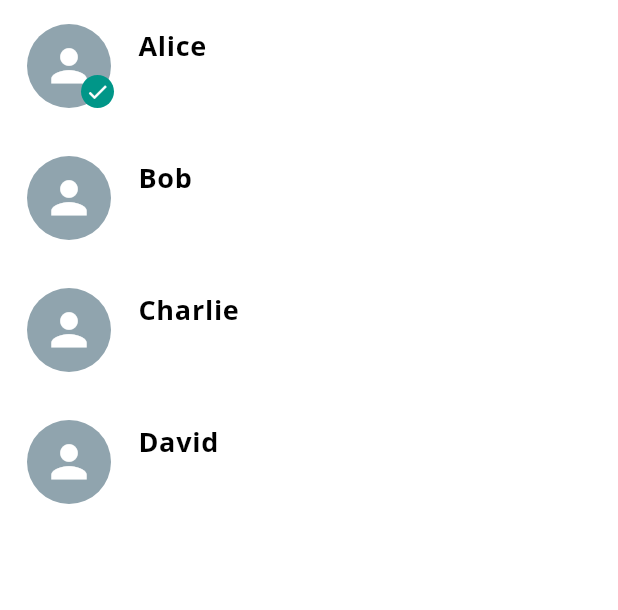
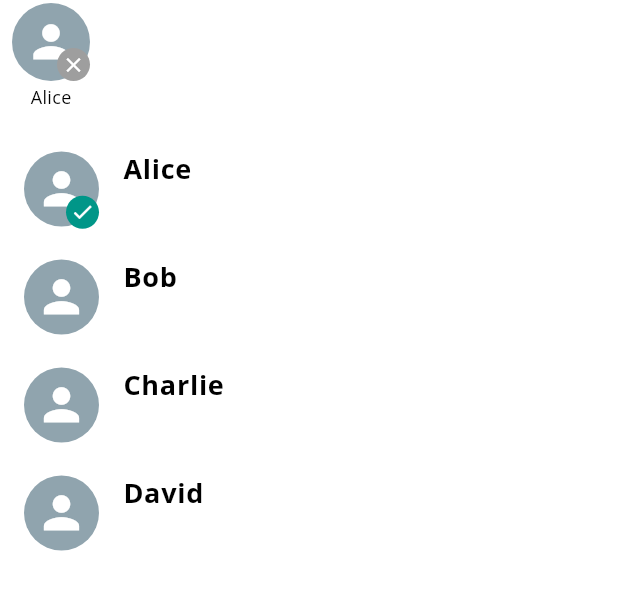
Before and after one commit to quanganh4869/qachat, a Flutter app: the CreateGroup screen opened directly, after a tap on "Alice", on a phone screen of 412 x 824 dp, the part 84-694 px from its top. Run offline on Flutter 3.47's test engine with Material 3 defaults, Android fonts, the light colour scheme and no system bars; our stand-ins replace camera, emoji_picker_flutter, flutter_svg.

Commit message:
commit m27/7

```diff
--- /dev/null
+++ b/lib/Custom/AvatarCard.dart
@@ -0,0 +1,45 @@
+import 'package:flutter/material.dart';
+import 'package:whatapps/Model/ChatModel.dart';
+
+class AvatarCard extends StatelessWidget {
+  final ChatModel contact;
+
+  const AvatarCard({Key? key, required this.contact}) : super(key: key);
+
+  @override
+  Widget build(BuildContext context) {
+    return Padding(
+      padding: const EdgeInsets.symmetric(vertical: 2, horizontal: 8),
+      child: Column(
+        mainAxisAlignment: MainAxisAlignment.end,
+        children: [
+          Stack(
+            alignment: Alignment.bottomRight,
+            children: [
+              CircleAvatar(
+                radius: 26,
+                backgroundColor: Colors.blueGrey[300],
+                child: const Icon(Icons.person, size: 35, color: Colors.white),
+              ),
+              Positioned(
+                bottom: 0,
+                right: 0,
+                child: CircleAvatar(
+                  backgroundColor: Colors.grey,
+                  radius: 11,
+                  child: const Icon(Icons.clear, color: Colors.white, size: 16),
+                ),
+              ),
+            ],
+          ),
+          const SizedBox(height: 2),
+          Text(
+            contact.name ?? '',
+            overflow: TextOverflow.ellipsis,
+            style: const TextStyle(fontSize: 12),
+          ),
+        ],
+      ),
+    );
+  }
+}
--- a/lib/Custom/ContactCard.dart
+++ b/lib/Custom/ContactCard.dart
@@ -10,8 +10,10 @@ class ContactCard extends StatelessWidget {
   @override
   Widget build(BuildContext context) {
     return ListTile(
-      contentPadding: const EdgeInsets.symmetric(vertical: 8, horizontal: 16),
-      leading: Stack(
+      leading: Container(
+        width: 50,
+        height: 53,
+        child: Stack(
           alignment: Alignment.bottomRight,
           children: [
             CircleAvatar(
@@ -41,6 +43,7 @@ class ContactCard extends StatelessWidget {
               ),
           ],
         ),
+      ),
       title: Text(
         contact.name ?? '',
         style: const TextStyle(
--- a/lib/screens/CreateGroup.dart
+++ b/lib/screens/CreateGroup.dart
@@ -1,6 +1,7 @@
 import 'package:flutter/material.dart';
+import 'package:whatapps/Custom/AvatarCard.dart';
+import 'package:whatapps/Custom/ContactCard.dart';
 import 'package:whatapps/Model/ChatModel.dart';
-import 'package:whatapps/Custom/ContactCard.dart';
 
 class CreateGroup extends StatefulWidget {
   const CreateGroup({Key? key}) : super(key: key);
@@ -15,10 +16,9 @@ class _CreateGroupState extends State<CreateGroup> {
     ChatModel(name: "Bob", status: "offline"),
     ChatModel(name: "Charlie", status: "busy"),
     ChatModel(name: "David", status: "away"),
-    // Add more contacts as needed
   ];
 
-  final List<ChatModel> group = [];
+  final List<ChatModel> groupmember = [];
 
   @override
   Widget build(BuildContext context) {
@@ -30,9 +30,7 @@ class _CreateGroupState extends State<CreateGroup> {
           children: const [
             Text(
               "New Group",
-              style: TextStyle(
-                fontSize: 20,
-               fontWeight: FontWeight.bold),
+              style: TextStyle(fontSize: 20, fontWeight: FontWeight.bold),
             ),
             Text(
               "Add participants",
@@ -45,52 +43,75 @@ class _CreateGroupState extends State<CreateGroup> {
           ],
         ),
         actions: [
-          IconButton(
-            onPressed: () {},
-            icon:  Icon(Icons.search, size: 30),
-          ),
+          IconButton(onPressed: () {}, icon: const Icon(Icons.search, size: 30)),
           PopupMenuButton<String>(
             itemBuilder: (BuildContext context) {
               return const [
-                PopupMenuItem(
-                  value: "Invite a friend",
-                  child: Text("Invite a friend"),
-                ),
-                PopupMenuItem(
-                  value: "Refresh",
-                  child: Text("Refresh"),
-                ),
-                PopupMenuItem(
-                  value: "Contact Us",
-                  child: Text("Contact Us"),
-                ),
-                PopupMenuItem(
-                  value: "Help",
-                  child: Text("Help"),
-                ),
+                PopupMenuItem(value: "Invite a friend", child: Text("Invite a friend")),
+                PopupMenuItem(value: "Refresh", child: Text("Refresh")),
+                PopupMenuItem(value: "Contact Us", child: Text("Contact Us")),
+                PopupMenuItem(value: "Help", child: Text("Help")),
               ];
             },
           ),
         ],
       ),
-      body: ListView.builder(
-        itemCount: contacts.length,
+      body: Stack(
+        children: [
+          ListView.builder(
+            itemCount: contacts.length + 1,
             itemBuilder: (context, index) {
+              if (index == 0) {
+                return Container(
+                  height: groupmember.isNotEmpty ? 90 : 10,
+                );
+              }
               return InkWell(
                 onTap: () {
                   setState(() {
-                if (!contacts[index].selected) {
-                  contacts[index].selected = true;
-                  group.add(contacts[index]);
+                    if (!contacts[index - 1].selected) {
+                      contacts[index - 1].selected = true;
+                      groupmember.add(contacts[index - 1]);
                     } else {
-                  contacts[index].selected = false;
-                  group.remove(contacts[index]);
+                      contacts[index - 1].selected = false;
+                      groupmember.remove(contacts[index - 1]);
                     }
                   });
                 },
-            child: ContactCard(contact: contacts[index]),
+                child: ContactCard(contact: contacts[index - 1]),
               );
             },
+          ),
+          if (groupmember.isNotEmpty)
+            Column(
+              children: [
+                Container(
+                  height: 75,
+                  color: Colors.white,
+                  child: ListView.builder(
+                    scrollDirection: Axis.horizontal,
+                    itemCount: contacts.length,
+                    itemBuilder: (context, index) {
+                      if (contacts[index].selected == true) {
+                        return InkWell(
+                          onTap: () {
+                            setState(() {
+                              groupmember.remove(contacts[index]);
+                              contacts[index].selected = false;
+                            });
+                          },
+                          child: AvatarCard(contact: contacts[index]),
+                        );
+                      } else {
+                        return Container();
+                      }
+                    },
+                  ),
+                ),
+                const Divider(thickness: 1),
+              ],
+            ),
+        ],
       ),
     );
   }
--- a/lib/screens/Homescreens.dart
+++ b/lib/screens/Homescreens.dart
@@ -1,4 +1,5 @@
 import 'package:flutter/material.dart';
+import 'package:whatapps/Pages/CameraPage.dart';
 import 'package:whatapps/Pages/Chatpage.dart';
 
 class Homescreens extends StatefulWidget {
@@ -13,7 +14,6 @@ class _HomescreenState extends State<Homescreens> with SingleTickerProviderState
 
   @override
   void initState() {
-    // TODO: implement initState
     super.initState();
     _controller = TabController(length: 4, vsync: this, initialIndex: 0);
   }
@@ -74,7 +74,7 @@ class _HomescreenState extends State<Homescreens> with SingleTickerProviderState
       body: TabBarView(
         controller: _controller,
         children: [
-          Center(child: Text("Camera")),
+          Center(child: CameraPage()),
           Center(child: Chatpage()),
           Center(child: Text("Status")),
           Center(child: Text("Calls")),
--- a/pubspec.yaml
+++ b/pubspec.yaml
@@ -15,6 +15,12 @@ dependencies:
   shared_preferences: ^2.5.3
   flutter_svg: ^2.2.0
   emoji_picker_flutter: ^4.3.0
+  camera: ^0.11.2
+  permission_handler: ^11.0.0
+
+  path_provider: ^2.1.5
+  path:
+
 dev_dependencies:
   flutter_test:
     sdk: flutter
```
Also changed, not shown: lib/Pages/CameraPage.dart (added, +14 -0 lines), lib/main.dart (+8 -3 lines), lib/screens/CameraScreen.dart (added, +104 -0 lines), pubspec.lock, 4 other files. Lines whose indentation alone changed are shown as unchanged.
